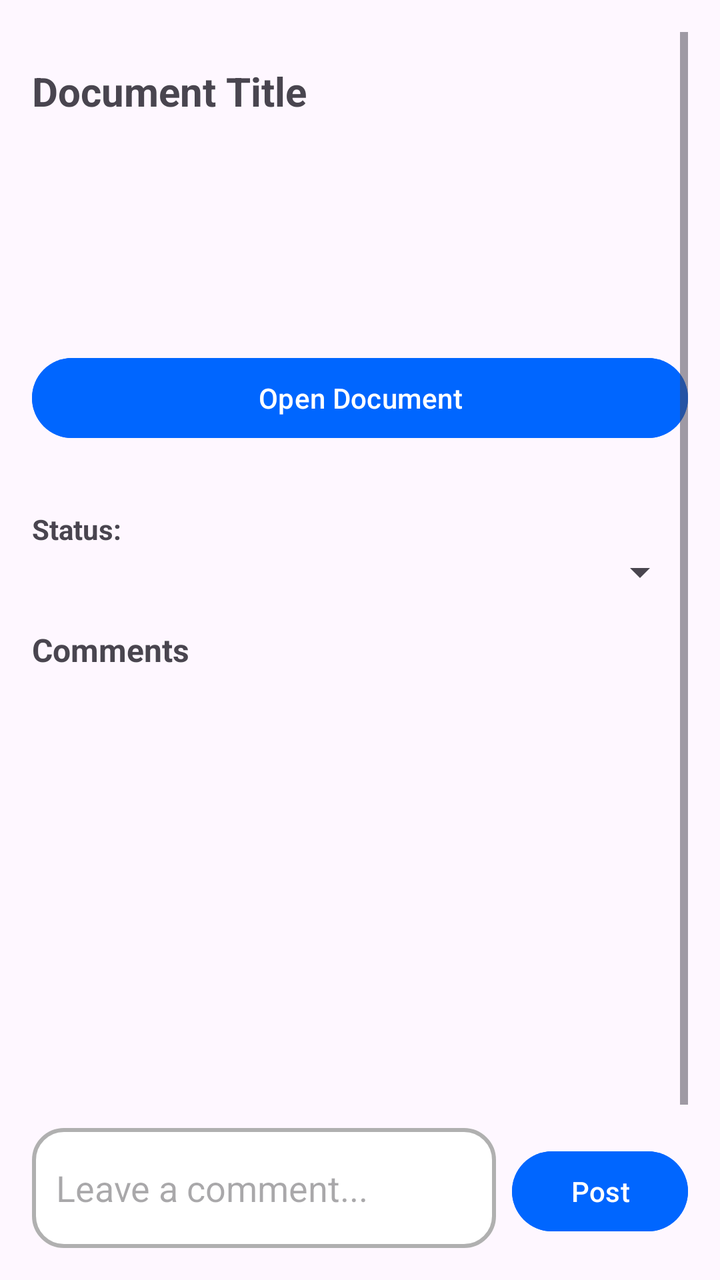
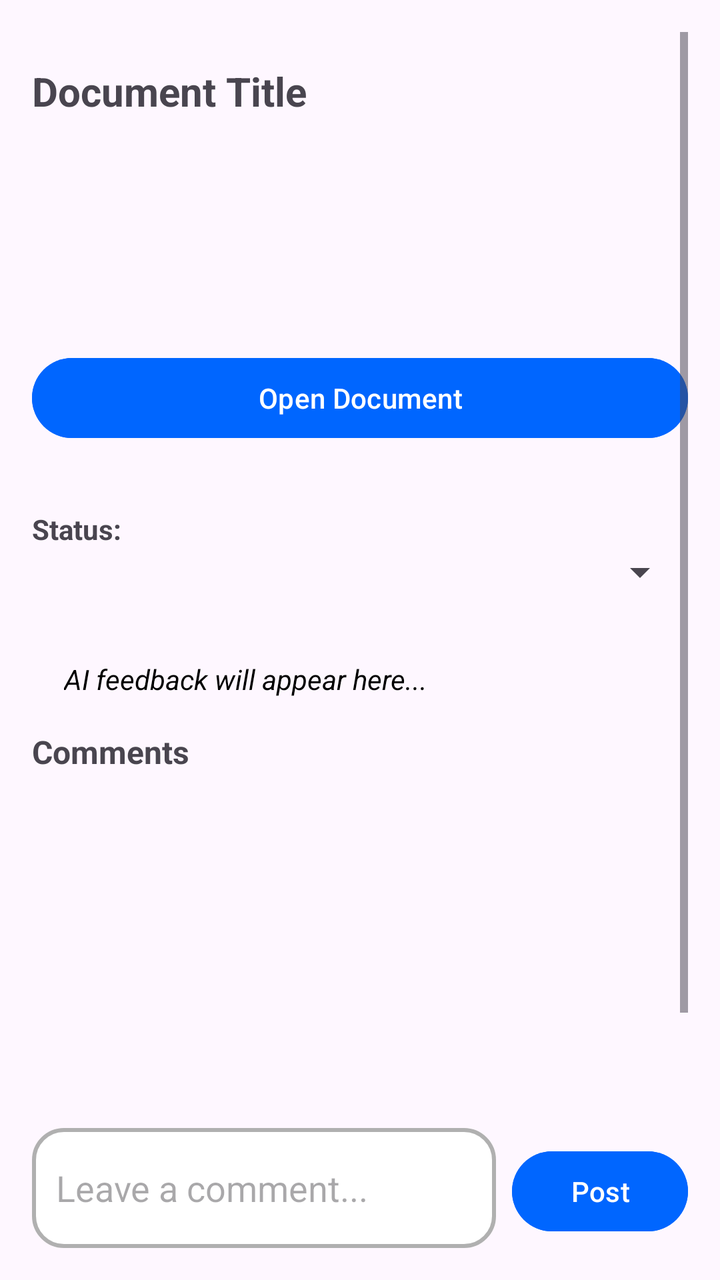

Before-and-after screenshots of an Android layout around one commit, followed by the original layout XML and the change that was made.
<!-- AndroidManifest.xml: application theme Theme.AcadenceApp -->
<!-- res/layout/activity_consultant_request_detail.xml -->
<?xml version="1.0" encoding="utf-8"?>
<androidx.constraintlayout.widget.ConstraintLayout xmlns:android="http://schemas.android.com/apk/res/android"
    xmlns:app="http://schemas.android.com/apk/res-auto"
    android:layout_width="match_parent"
    android:layout_height="match_parent"
    android:padding="16dp">

    <ScrollView
        android:id="@+id/scrollView"
        android:layout_width="0dp"
        android:layout_height="0dp"
        android:fillViewport="true"
        app:layout_constraintTop_toTopOf="parent"
        app:layout_constraintBottom_toTopOf="@+id/commentInputLayout"
        app:layout_constraintStart_toStartOf="parent"
        app:layout_constraintEnd_toEndOf="parent">

        <LinearLayout
            android:orientation="vertical"
            android:layout_width="match_parent"
            android:layout_height="wrap_content">

            <TextView
                android:id="@+id/docTitleText"
                android:layout_width="match_parent"
                android:layout_height="wrap_content"
                android:text="Document Title"
                android:textStyle="bold"
                android:textSize="20sp"
                android:layout_marginTop="16dp"
                android:layout_marginBottom="8dp" />

            <TextView android:id="@+id/reviewTypeText" android:layout_width="match_parent" android:layout_height="wrap_content" android:layout_marginBottom="4dp" />
            <TextView android:id="@+id/urgencyText" android:layout_width="match_parent" android:layout_height="wrap_content" android:layout_marginBottom="4dp" />
            <TextView android:id="@+id/visibilityText" android:layout_width="match_parent" android:layout_height="wrap_content" android:layout_marginBottom="12dp" />
            <TextView android:id="@+id/reviewDetailsText" android:layout_width="match_parent" android:layout_height="wrap_content" android:layout_marginBottom="12dp" />

            <Button
                android:id="@+id/openDocBtn"
                android:layout_width="match_parent"
                android:layout_height="wrap_content"
                android:text="@string/open_document_button"
                android:backgroundTint="#0066FF"
                android:textColor="@android:color/white"
                android:layout_marginBottom="16dp"/>

            <TextView android:id="@+id/statusLabel"
                android:layout_width="wrap_content"
                android:layout_height="wrap_content"
                android:text="@string/status_label"
                android:textStyle="bold"
                android:layout_marginTop="16dp" />

            <Spinner
                android:id="@+id/statusSpinner"
                android:layout_width="match_parent"
                android:layout_height="wrap_content"
                android:layout_marginBottom="16dp" />

            <TextView android:layout_width="match_parent" android:layout_height="wrap_content" android:text="@string/comments_title" android:textStyle="bold" android:textSize="16sp" android:layout_marginBottom="8dp" />

            <androidx.recyclerview.widget.RecyclerView
                android:id="@+id/commentsRecycler"
                android:layout_width="match_parent"
                android:layout_height="200dp"
                android:nestedScrollingEnabled="false"
                android:layout_marginBottom="16dp" />
        </LinearLayout>
    </ScrollView>

    <LinearLayout
        android:id="@+id/commentInputLayout"
        android:layout_width="0dp"
        android:layout_height="wrap_content"
        android:orientation="horizontal"
        app:layout_constraintBottom_toBottomOf="parent"
        app:layout_constraintStart_toStartOf="parent"
        app:layout_constraintEnd_toEndOf="parent"
        android:paddingTop="8dp">

        <EditText
            android:id="@+id/commentInput"
            android:layout_weight="1"
            android:layout_width="0dp"
            android:layout_height="wrap_content"
            android:hint="@string/comment_hint"
            android:minHeight="60dp"
            android:background="@drawable/rounded_edittext"
            android:padding="12dp" />

        <Button
            android:id="@+id/submitCommentBtn"
            android:layout_width="wrap_content"
            android:layout_height="wrap_content"
            android:text="@string/post_button"
            android:backgroundTint="#0066FF"
            android:textColor="@android:color/white"
            android:layout_marginStart="8dp"/>
    </LinearLayout>

</androidx.constraintlayout.widget.ConstraintLayout>
<!-- resources referenced by this layout -->
<resources>
  <!-- drawable rounded_edittext (drawable) -->
  <?xml version="1.0" encoding="utf-8"?>
  <shape xmlns:android="http://schemas.android.com/apk/res/android" android:shape="rectangle">
      <solid android:color="#FFFFFF"/> 
      <corners android:radius="15dp"/>
      <stroke android:width="2dp" android:color="#B0B0B0"/>
      <padding android:left="16dp" android:top="16dp"
          android:right="16dp" android:bottom="16dp"/>
  </shape>
  <string name="comment_hint">Leave a comment...</string>
  <string name="comments_title">Comments</string>
  <string name="open_document_button">Open Document</string>
  <string name="post_button">Post</string>
  <string name="status_label">Status:</string>
  <style name="Theme.AcadenceApp" parent="Base.Theme.AcadenceApp" />
  <style name="Base.Theme.AcadenceApp" parent="Theme.Material3.DayNight.NoActionBar">
          <item name="colorPrimary">#0066FF</item>   
          <item name="colorPrimaryVariant">#004C99</item> 
          <item name="colorOnPrimary">#FFFFFF</item> 
      </style>
</resources>

<!-- the commit's change to res/layout/activity_consultant_request_detail.xml (unified diff, before → after) -->
@@ -57,6 +57,16 @@
                 android:layout_height="wrap_content"
                 android:layout_marginBottom="16dp" />
 
+            <TextView
+                android:id="@+id/aiFeedbackText"
+                android:layout_width="match_parent"
+                android:layout_height="wrap_content"
+                android:padding="16dp"
+                android:text="AI feedback will appear here..."
+                android:textColor="@android:color/black"
+                android:textStyle="italic"
+                android:background="@android:color/transparent" />
+
             <TextView android:layout_width="match_parent" android:layout_height="wrap_content" android:text="@string/comments_title" android:textStyle="bold" android:textSize="16sp" android:layout_marginBottom="8dp" />
 
             <androidx.recyclerview.widget.RecyclerView
